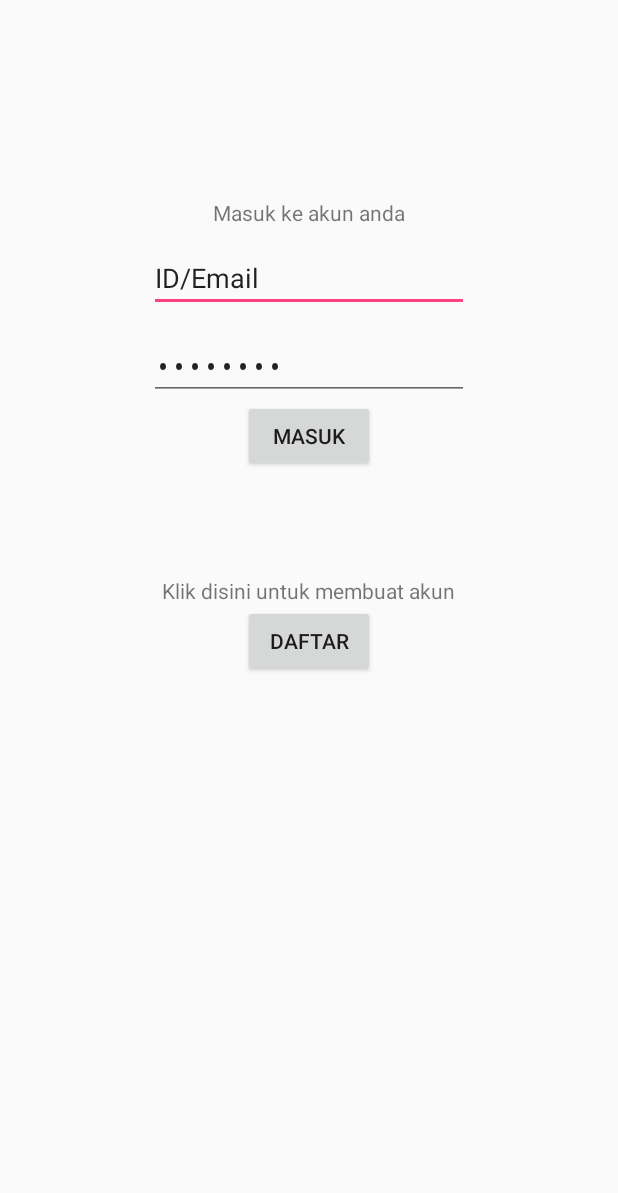
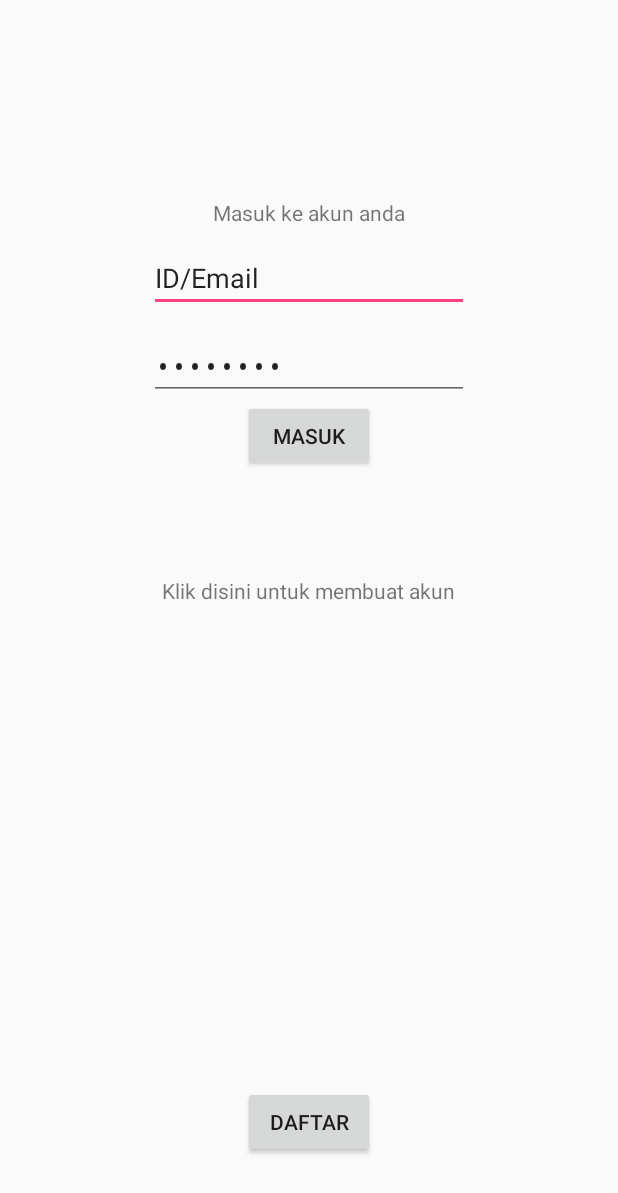
Before and after one commit to IvanSidiq/KKNKuy-App, an Android app: the screen it shows after launch (Login), on a phone screen of 412 x 824 dp. Shown: the top 1193 px of the screen. Run offline under Robolectric (Android 15) with nearby library versions, the phone set to English and light mode, and no system bars.

Commit message:
Test Commit-Wiliam Fajar Dicka

```diff
--- a/app/src/main/res/layout/login.xml
+++ b/app/src/main/res/layout/login.xml
@@ -71,8 +71,8 @@
         android:id="@+id/button1"
         android:layout_width="wrap_content"
         android:layout_height="wrap_content"
-        android:layout_alignLeft="@+id/button"
-        android:layout_alignStart="@+id/button"
-        android:layout_below="@+id/textView5"
+        android:layout_alignParentBottom="true"
+        android:layout_centerHorizontal="true"
+        android:layout_marginBottom="52dp"
         android:text="daftar" />
 </RelativeLayout>
--- a/app/src/main/res/layout/oprec_list.xml
+++ b/app/src/main/res/layout/oprec_list.xml
@@ -27,7 +27,7 @@
     <TextView
         android:id="@+id/textView17"
         android:layout_width="230dp"
-        android:layout_height="80dp"
+        android:layout_height="98dp"
         android:layout_alignParentTop="true"
         android:layout_marginLeft="33dp"
         android:layout_marginStart="33dp"
--- a/build.gradle
+++ b/build.gradle
@@ -7,7 +7,7 @@ buildscript {
         jcenter()
     }
     dependencies {
-        classpath 'com.android.tools.build:gradle:3.1.0'
+        classpath 'com.android.tools.build:gradle:3.1.1'
 
 
         // NOTE: Do not place your application dependencies here; they belong
```
